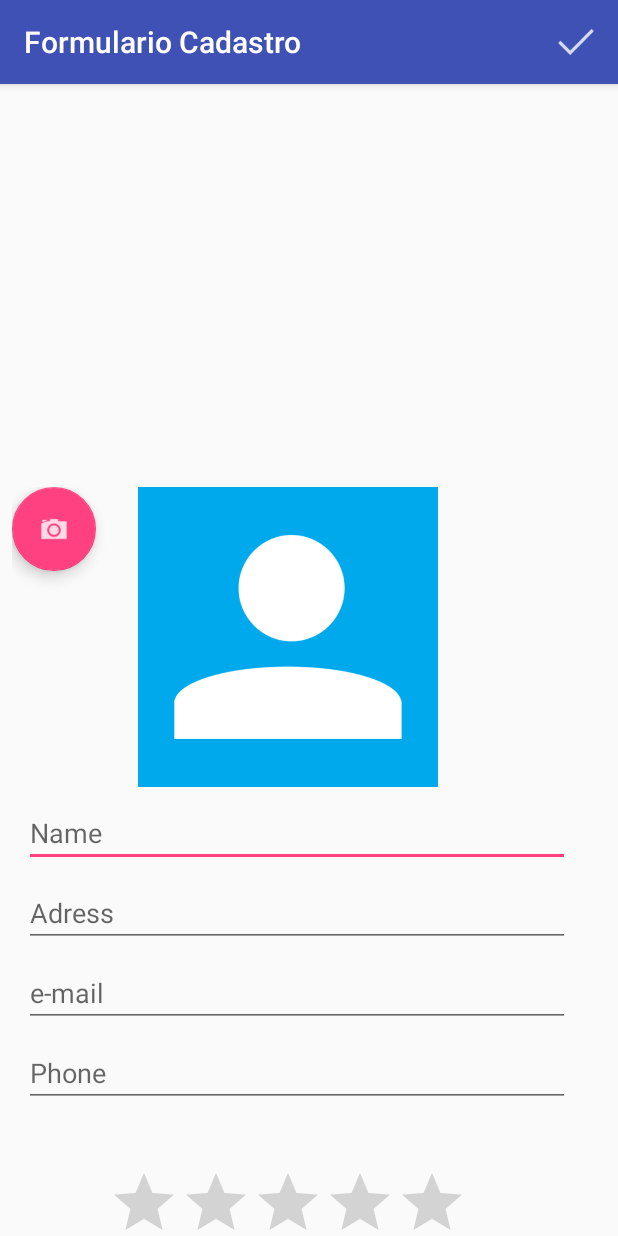
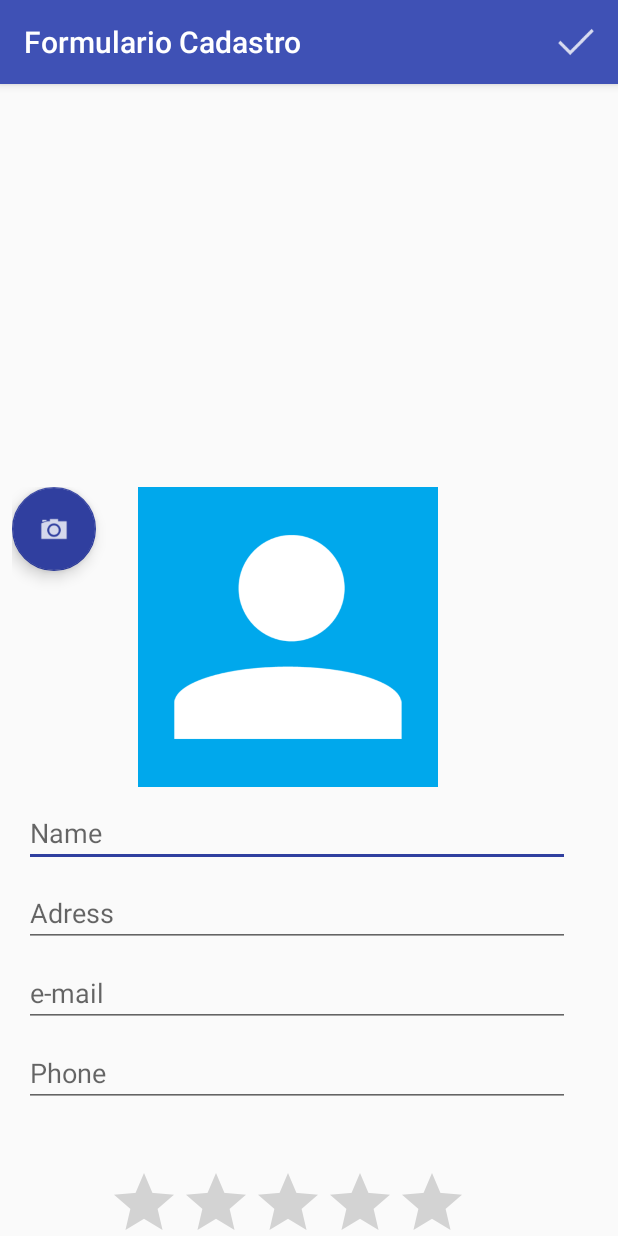
Before and after one commit to jbernardinojr/Agenda, an Android app: the FormularioActivity screen opened directly, with no data from a screen before it, on a phone screen of 412 x 824 dp. Run offline under Robolectric (Android 15) with nearby library versions, the phone set to English and light mode, and no system bars.

Commit message:
Mudança de algumas cores do sistema
Signed-off-by: José Bernardino da Silva Júnior <jbernardino.jr@gmail.com>

```diff
--- a/app/src/main/res/values/colors.xml
+++ b/app/src/main/res/values/colors.xml
@@ -2,5 +2,6 @@
 <resources>
     <color name="colorPrimary">#3F51B5</color>
     <color name="colorPrimaryDark">#303F9F</color>
-    <color name="colorAccent">#FF4081</color>
+    <!--color name="colorAccent">#FF4081</color-->
+    <color name="colorAccent">#303F9F</color>
 </resources>
```
